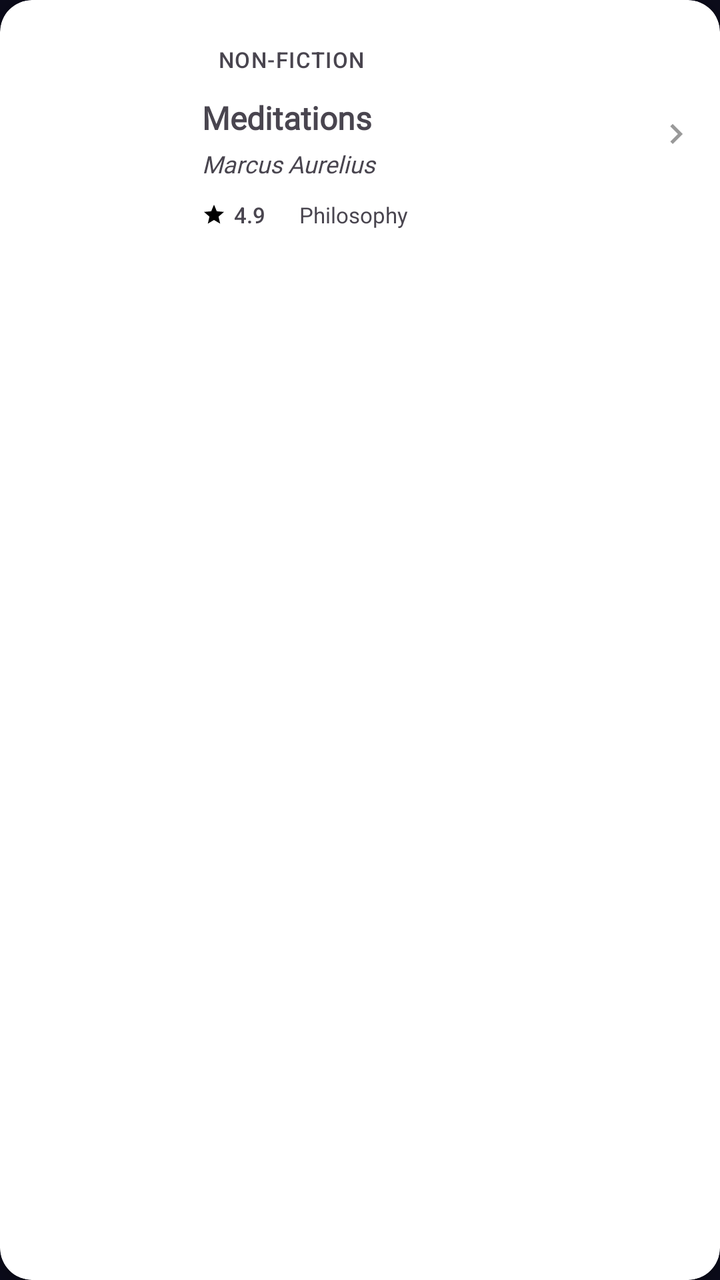
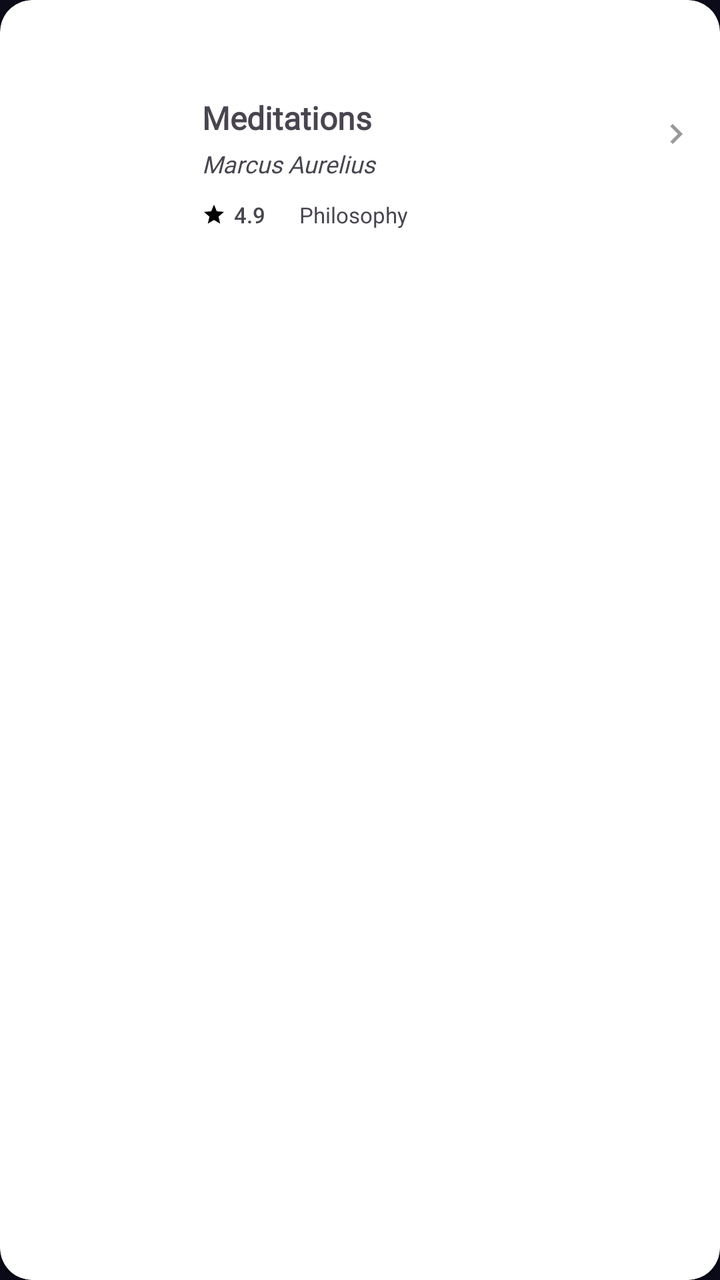

Before-and-after screenshots of an Android layout around one commit, followed by the original layout XML and the change that was made.
<!-- AndroidManifest.xml: application theme Theme.DClassicsBooks -->
<!-- res/layout/item_book.xml -->
<?xml version="1.0" encoding="utf-8"?>
<androidx.cardview.widget.CardView
    xmlns:android="http://schemas.android.com/apk/res/android"
    xmlns:app="http://schemas.android.com/apk/res-auto"
    android:layout_width="match_parent"
    android:layout_height="wrap_content"
    android:layout_marginBottom="12dp"
    app:cardCornerRadius="@dimen/corner_lg"
    app:cardElevation="4dp"
    android:foreground="?attr/selectableItemBackground">

    <androidx.constraintlayout.widget.ConstraintLayout
        android:layout_width="match_parent"
        android:layout_height="wrap_content"
        android:padding="12dp">

        
        <ImageView
            android:id="@+id/iv_book_cover"
            android:layout_width="@dimen/book_item_cover_width"
            android:layout_height="@dimen/book_item_cover_height"
            android:scaleType="centerCrop"
            android:contentDescription="Book cover"
            app:layout_constraintTop_toTopOf="parent"
            app:layout_constraintStart_toStartOf="parent"
            app:layout_constraintBottom_toBottomOf="parent"/>

        
        <View
            android:layout_width="3dp"
            android:layout_height="0dp"
            android:alpha="0.6"
            app:layout_constraintTop_toTopOf="@id/iv_book_cover"
            app:layout_constraintBottom_toBottomOf="@id/iv_book_cover"
            app:layout_constraintStart_toStartOf="@id/iv_book_cover"/>

        
        <LinearLayout
            android:id="@+id/ll_book_info"
            android:layout_width="0dp"
            android:layout_height="wrap_content"
            android:orientation="vertical"
            android:paddingStart="14dp"
            android:paddingEnd="8dp"
            app:layout_constraintTop_toTopOf="parent"
            app:layout_constraintStart_toEndOf="@id/iv_book_cover"
            app:layout_constraintEnd_toStartOf="@id/iv_chevron"
            app:layout_constraintBottom_toBottomOf="parent">

            
            <TextView
                android:id="@+id/tv_book_genre"
                android:layout_width="wrap_content"
                android:layout_height="wrap_content"
                android:text="NON-FICTION"
                android:background="@drawable/bg_badge_genre"
                android:textAppearance="?attr/textAppearanceLabelSmall"
                android:textAllCaps="true"
                android:paddingHorizontal="8dp"
                android:paddingVertical="3dp"
                android:layout_marginBottom="8dp"/>

            
            <TextView
                android:id="@+id/tv_book_title"
                android:layout_width="match_parent"
                android:layout_height="wrap_content"
                android:text="Meditations"
                android:textSize="16sp"
                android:fontFamily="@font/aleo_semibold"
                android:textStyle="bold"
                android:maxLines="2"
                android:ellipsize="end"
                android:lineSpacingMultiplier="1.15"/>

            
            <TextView
                android:id="@+id/tv_book_author"
                android:layout_width="match_parent"
                android:layout_height="wrap_content"
                android:text="Marcus Aurelius"
                android:textSize="12sp"
                android:fontFamily="@font/aleo_semibold"
                android:textStyle="italic"
                android:layout_marginTop="4dp"/>

            
            <LinearLayout
                android:layout_width="wrap_content"
                android:layout_height="wrap_content"
                android:orientation="horizontal"
                android:gravity="center_vertical"
                android:layout_marginTop="10dp">

                <ImageView
                    android:layout_width="12dp"
                    android:layout_height="12dp"
                    android:src="@drawable/ic_star"
                    android:contentDescription="Rating star"/>

                <TextView
                    android:id="@+id/tv_book_rating"
                    android:layout_width="wrap_content"
                    android:layout_height="wrap_content"
                    android:text="4.9"
                    android:textSize="11sp"
                    android:fontFamily="sans-serif-medium"
                    android:layout_marginStart="4dp"/>

                <View
                    android:layout_width="1dp"
                    android:layout_height="10dp"
                    android:layout_marginHorizontal="8dp"/>

                <TextView
                    android:id="@+id/tv_book_category"
                    android:layout_width="wrap_content"
                    android:layout_height="wrap_content"
                    android:text="Philosophy"
                    android:textSize="11sp"/>
            </LinearLayout>

        </LinearLayout>

        
        <ImageView
            android:id="@+id/iv_chevron"
            android:layout_width="20dp"
            android:layout_height="20dp"
            android:src="@drawable/ic_chevron_right"
            android:contentDescription="Open"
            android:alpha="0.4"
            app:layout_constraintEnd_toEndOf="parent"
            app:layout_constraintTop_toTopOf="parent"
            app:layout_constraintBottom_toBottomOf="parent"/>

    </androidx.constraintlayout.widget.ConstraintLayout>

</androidx.cardview.widget.CardView>
<!-- resources referenced by this layout -->
<resources>
  <dimen name="book_item_cover_height">110dp</dimen>
  <dimen name="book_item_cover_width">75dp</dimen>
  <dimen name="corner_lg">16dp</dimen>
  <!-- drawable bg_badge_genre (drawable) -->
  <?xml version="1.0" encoding="utf-8"?>
  <shape xmlns:android="http://schemas.android.com/apk/res/android"
      android:shape="rectangle">
      <solid/>
      <corners android:radius="4dp"/>
  </shape>
  <!-- drawable ic_chevron_right (drawable) -->
  <?xml version="1.0" encoding="utf-8"?>
  <vector
      android:tint="#000000" xmlns:android="http://schemas.android.com/apk/res/android"
      android:width="24dp"
      android:height="24dp"
      android:viewportWidth="24"
      android:viewportHeight="24">
      <path
          android:fillColor="@android:color/white"
          android:pathData="M10,6L8.59,7.41 13.17,12l-4.58,4.59L10,18l6,-6z"/>
  </vector>
  <!-- drawable ic_star (drawable) -->
  <?xml version="1.0" encoding="utf-8"?>
  <vector
      android:tint="#000000" xmlns:android="http://schemas.android.com/apk/res/android"
      android:width="16dp"
      android:height="16dp"
      android:viewportWidth="24"
      android:viewportHeight="24">
      <path
          android:fillColor="@android:color/white"
          android:pathData="M12,17.27L18.18,21l-1.64,-7.03L22,9.24l-7.19,-0.61L12,2 9.19,8.63 2,9.24l5.46,4.73L5.82,21z"/>
  </vector>
  <color name="gold_primary">#C9A84C</color>
  <color name="gold_dark">#A07D30</color>
  <color name="text_on_gold">#0B0B1A</color>
  <color name="gold_subtle">#33C9A84C</color>
  <color name="gold_light">#E8C87C</color>
  <color name="bg_primary">#0B0B1A</color>
  <color name="surface">#1A1A35</color>
  <color name="text_primary">#F0EAD6</color>
  <color name="surface_variant">#21213F</color>
  <color name="text_secondary">#9E8F75</color>
  <color name="error">#E07080</color>
  <color name="white">#FFFFFF</color>
  <color name="bg_secondary">#13132A</color>
  <style name="Widget.App.TextInputLayout.OutlinedBox" parent="Widget.Material3.TextInputLayout.OutlinedBox">
          <item name="boxBackgroundColor">@color/card</item>
          <item name="boxStrokeColor">@color/selector_text_input_stroke</item>
          <item name="boxStrokeWidth">1.5dp</item>
          <item name="boxStrokeWidthFocused">2dp</item>
          <item name="boxCornerRadiusTopStart">@dimen/corner_md</item>
          <item name="boxCornerRadiusTopEnd">@dimen/corner_md</item>
          <item name="boxCornerRadiusBottomStart">@dimen/corner_md</item>
          <item name="boxCornerRadiusBottomEnd">@dimen/corner_md</item>
          <item name="hintTextColor">@color/selector_hint_text</item>
          <item name="android:textColorHint">@color/text_hint</item>
          <item name="errorTextColor">@color/error</item>
          <item name="errorIconTint">@color/error</item>
          <item name="endIconTint">@color/text_secondary</item>
          <item name="startIconTint">@color/text_hint</item>
      </style>
  <color name="card">#1E1E3A</color>
  <dimen name="corner_md">12dp</dimen>
  <color name="text_hint">#6A5E50</color>
  <!-- unchanged entries left out for length: 1 -->
</resources>

<!-- the commit's change to res/layout/item_book.xml (unified diff, before → after) -->
@@ -56,6 +56,7 @@
                 android:background="@drawable/bg_badge_genre"
                 android:textAppearance="?attr/textAppearanceLabelSmall"
                 android:textAllCaps="true"
+                android:textColor="@color/white"
                 android:paddingHorizontal="8dp"
                 android:paddingVertical="3dp"
                 android:layout_marginBottom="8dp"/>
